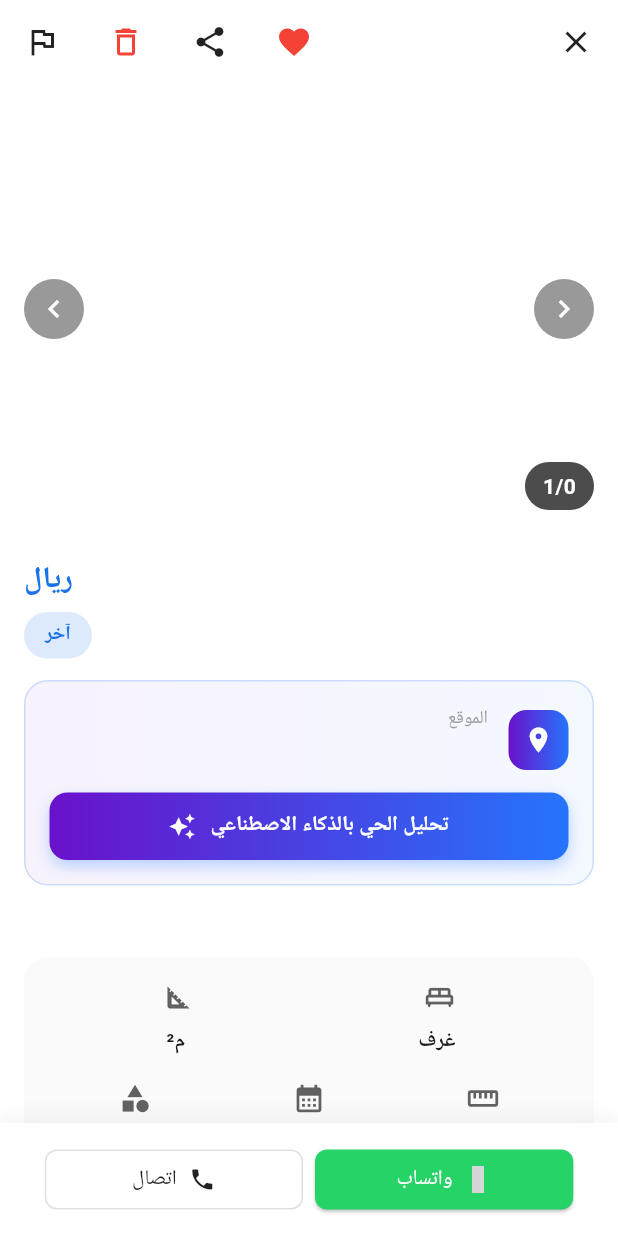
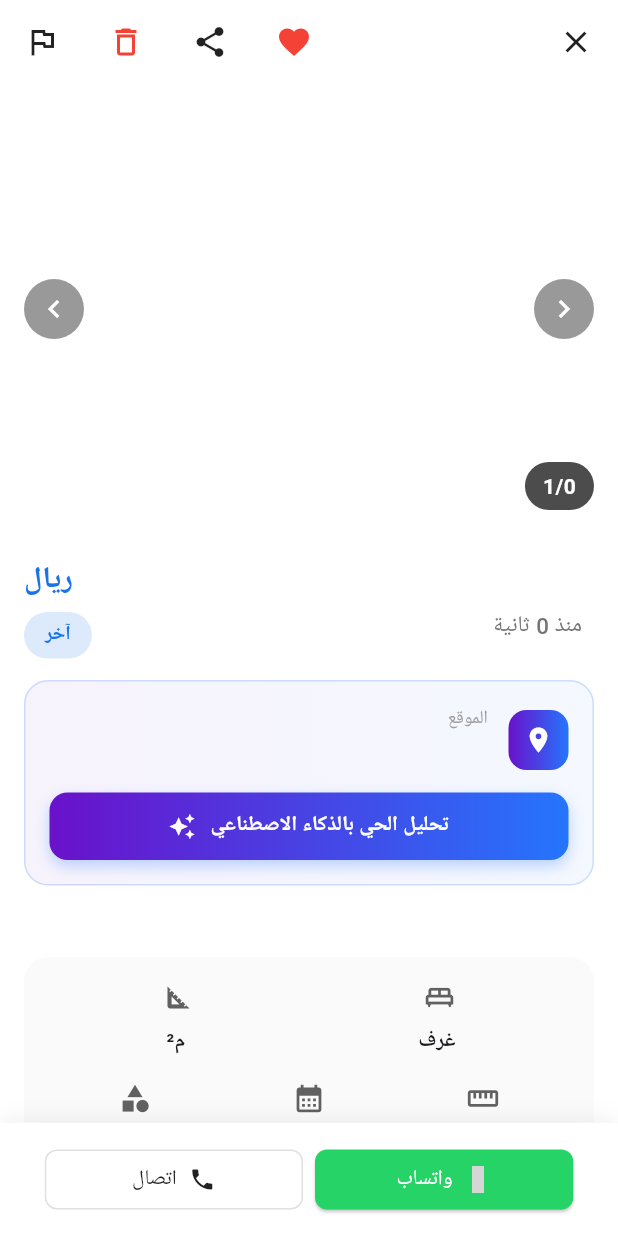
Before and after one commit to alharbisa24/mskn, a Flutter app: the PropertyDetails screen opened directly with empty values, on a phone screen of 412 x 824 dp. Run offline on Flutter 3.47's test engine with Material 3 defaults, Android fonts, the phone set to English and light mode, and no system bars; drawn by our look-alikes of carousel_slider; our stand-ins replace awesome_dialog, cloud_firestore, dio, firebase_auth, firebase_core, firebase_storage and 12 more; accounts and stored records are empty; Roboto replaces fonts that are missing (Tajawal); grey boxes are pictures that could not be loaded.

Commit message:
last fix

```diff
--- a/mskn/lib/home/dashboard/notifications_dashboard.dart
+++ b/mskn/lib/home/dashboard/notifications_dashboard.dart
@@ -71,7 +71,7 @@ class _NotificationsDashboardWidgetState
       backgroundColor: const Color(0xFFF8F9FB),
       appBar: AppBar(
         title: const Text(
-          'نظام الإشعارات',
+          'نظام الاشعارات',
           style: TextStyle(fontWeight: FontWeight.bold),
         ),
         centerTitle: true,
--- a/mskn/lib/home/models/property.dart
+++ b/mskn/lib/home/models/property.dart
@@ -6,11 +6,6 @@ enum PropertyPurchaseType {
   other,
 }
 
-enum PropertyType {
-  villa,
-  apartment,
-  land,
-}
 
 extension PropertyPurchaseTypeExtension on PropertyPurchaseType {
   String get arabic {
@@ -43,6 +38,7 @@ class Property {
   final String type;
   final List images;
   final String? seller_id;
+  final DateTime? created_at;
 
   Property({
     required this.uid,
@@ -62,6 +58,7 @@ class Property {
     this.streetWidth = '',
     this.images = const [],
     this.seller_id,
+    this.created_at,
   });
 
   double get priceValue => double.tryParse(price.replaceAll(',', '')) ?? 0.0;
@@ -69,7 +66,6 @@ class Property {
   factory Property.fromFirestore(DocumentSnapshot<Map<String, dynamic>> doc) {
     final data = doc.data()!;
 
-    // Normalize images to a List<String> of URLs (backward compatible)
     final List<dynamic> rawImages =
         data['images'] is List ? data['images'] : [];
     final List<String> imagesList = [];
@@ -86,7 +82,6 @@ class Property {
         ? imagesList.first
         : 'https://via.placeholder.com/300x400.png?text=No+Image';
 
-    // تحويل purchaseType من string إلى enum
     PropertyPurchaseType typeEnum;
     switch ((data['purchaseType'] ?? '').toString().toLowerCase()) {
       case 'sell':
@@ -119,6 +114,7 @@ class Property {
       images: imagesList,
       image: imageUrl,
       seller_id: data['seller_id'],
+      created_at: (data['created_at'] as Timestamp?)?.toDate(),
     );
   }
 }
--- a/mskn/lib/home/notifications_page.dart
+++ b/mskn/lib/home/notifications_page.dart
@@ -62,11 +62,15 @@ class NotificationsPage extends StatelessWidget {
                     elevation: 0,
                     shape: RoundedRectangleBorder(
                       borderRadius: BorderRadius.circular(16),
+                      side: const BorderSide(
+                        color: Color(0xFFE0E0E0),
+                        width: 1,
+                      ),
                     ),
                     child: ListTile(
                       contentPadding: const EdgeInsets.symmetric(
                         horizontal: 16,
-                        vertical: 12,
+                        vertical: 10,
                       ),
                       leading: Container(
                         width: 40,
--- a/mskn/lib/home/property_details.dart
+++ b/mskn/lib/home/property_details.dart
@@ -9,6 +9,7 @@ import 'package:flutter_screenutil/flutter_screenutil.dart';
 import 'package:google_maps_flutter/google_maps_flutter.dart';
 import 'package:carousel_slider/carousel_slider.dart';
 import 'package:hugeicons/hugeicons.dart';
+import 'package:intl/intl.dart';
 import 'package:mskn/home/advertiser_properties_page.dart';
 import 'package:mskn/home/models/property.dart';
 import 'package:share_plus/share_plus.dart';
@@ -31,6 +32,37 @@ class _PropertyDetailsState extends State<PropertyDetails> {
   final CarouselSliderController _carouselController =
       CarouselSliderController();
 
+
+  String _getTimeAgo(Timestamp timestamp) {
+    final DateTime dateTime = timestamp.toDate();
+    final DateTime now = DateTime.now();
+    final Duration difference = now.difference(dateTime);
+
+    if (difference.inSeconds < 60) {
+      return 'منذ ${difference.inSeconds} ثانية';
+    } else if (difference.inMinutes < 60) {
+      return 'منذ ${difference.inMinutes} دقيقة';
+    } else if (difference.inHours < 24) {
+      return 'منذ ${difference.inHours} ساعة';
+    } else if (difference.inDays < 7) {
+      return 'منذ ${difference.inDays} يوم';
+    } else if (difference.inDays < 30) {
+      final weeks = (difference.inDays / 7).floor();
+      return 'منذ $weeks ${weeks == 1 ? 'أسبوع' : 'أسابيع'}';
+    } else if (difference.inDays < 365) {
+      final months = (difference.inDays / 30).floor();
+      return 'منذ $months ${months == 1 ? 'شهر' : months == 2 ? 'شهرين' : 'أشهر'}';
+    } else {
+      final years = (difference.inDays / 365).floor();
+      return 'منذ $years ${years == 1 ? 'سنة' : years == 2 ? 'سنتين' : 'سنوات'}';
+    }
+  }
+
+  String _getFormattedDate(Timestamp timestamp) {
+    final DateTime dateTime = timestamp.toDate();
+    final DateFormat formatter = DateFormat('dd MMMM yyyy، hh:mm a', 'ar');
+    return formatter.format(dateTime);
+  }
   bool isFavorite = false;
 
   Map<String, dynamic>? sellerProfile;
@@ -136,7 +168,6 @@ Future<void> _deleteProperty() async {
 
     setState(() => _isDeleting = true);
 
-    // عرض اللودر
     showDialog(
       context: context,
       barrierDismissible: false,
@@ -144,7 +175,6 @@ Future<void> _deleteProperty() async {
     );
 
     try {
-      // حذف الصور من Storage
       if (widget.property.images.isNotEmpty) {
         for (String imageUrl in widget.property.images) {
           try {
@@ -192,7 +222,7 @@ Future<void> _deleteProperty() async {
 
       await batch.commit();
 
-      if (mounted && Navigator.of(context).canPop()) {
+      if (mounted) {
         Navigator.of(context).pop();
       }
 
@@ -210,9 +240,8 @@ Future<void> _deleteProperty() async {
         },
         btnOkColor: Colors.green,
       ).show();
-
     } catch (error) {
-      if (mounted && Navigator.of(context).canPop()) {
+      if (mounted) {
         Navigator.of(context).pop();
       }
 
@@ -348,10 +377,10 @@ ${distances.entries.map((e) => '- ${e.key}: ${e.value.toStringAsFixed(1)} كم')
 المطلوب بصيغة JSON فقط:
 {
   "services_proximity": {
-    "schools": "قريب/متوسط/بعيد + وصف مختصر",
-    "hospitals": "قريب/متوسط/بعيد + وصف مختصر",
-    "shopping": "قريب/متوسط/بعيد + وصف مختصر",
-    "transport": "قريب/متوسط/بعيد + وصف مختصر"
+    "schools": "قليل/متواجد/متواجد بكثرة + وصف مختصر",
+    "hospitals": "قليل/متواجد/متواجد بكثرة + وصف مختصر",
+    "shopping": "قليل/متواجد/متواجد بكثرة + وصف مختصر",
+    "transport": "قليل/متواجد/متواجد بكثرة + وصف مختصر"
   },
   "average_price_per_sqm": {
     "value": 0000,
@@ -1499,7 +1528,10 @@ if (_isAdmin || widget.property.seller_id == FirebaseAuth.instance.currentUser?.
                             Expanded(
                               child: Padding(
                                 padding: const EdgeInsets.only(right: 8.0),
-                                child: Text(
+                                child: Column(
+                                  crossAxisAlignment: CrossAxisAlignment.start,
+                                  children: [
+                                    Text(
                                       widget.property.title,
                                       style: TextStyle(
                                         fontSize: 20.sp,
@@ -1509,6 +1541,20 @@ if (_isAdmin || widget.property.seller_id == FirebaseAuth.instance.currentUser?.
                                       ),
                                       maxLines: 2,
                                       overflow: TextOverflow.ellipsis,
+                                    ),
+                                    SizedBox(
+                                      height: 5.h,
+                                    ),
+
+           Text(
+                _getTimeAgo(Timestamp.fromDate(widget.property.created_at ?? DateTime.now())),
+                                    style: TextStyle(
+                                      fontSize: 13.sp,
+                                      color: Colors.grey[600],
+                                      fontWeight: FontWeight.w500,
+                                    ),
+                                  ),
+                                  ],
                                 ),
                               ),
                             ),
@@ -1548,6 +1594,7 @@ if (_isAdmin || widget.property.seller_id == FirebaseAuth.instance.currentUser?.
                             ),
                           ],
                         ),
+
 
                         SizedBox(height: 12.h),
 
--- a/mskn/lib/home_page.dart
+++ b/mskn/lib/home_page.dart
@@ -173,7 +173,7 @@ class _HomePageState extends State<HomePage> {
                   child: HugeIcon(icon:
                   HugeIcons.strokeRoundedAdd01, color: Colors.white,),
                 ),
-                label: 'إضافة',
+                label: 'النشر',
               ),
               BottomNavigationBarItem(
                 icon: HugeIcon(icon:
```
Also changed, not shown: mskn/lib/home/dashboard/delete_users_page.dart (+11 -1 lines), mskn/lib/home/dashboard/home.dart (+4 -10 lines), mskn/lib/home/map.dart (+6 -8 lines), 2 other files. Lines whose indentation alone changed are shown as unchanged.
